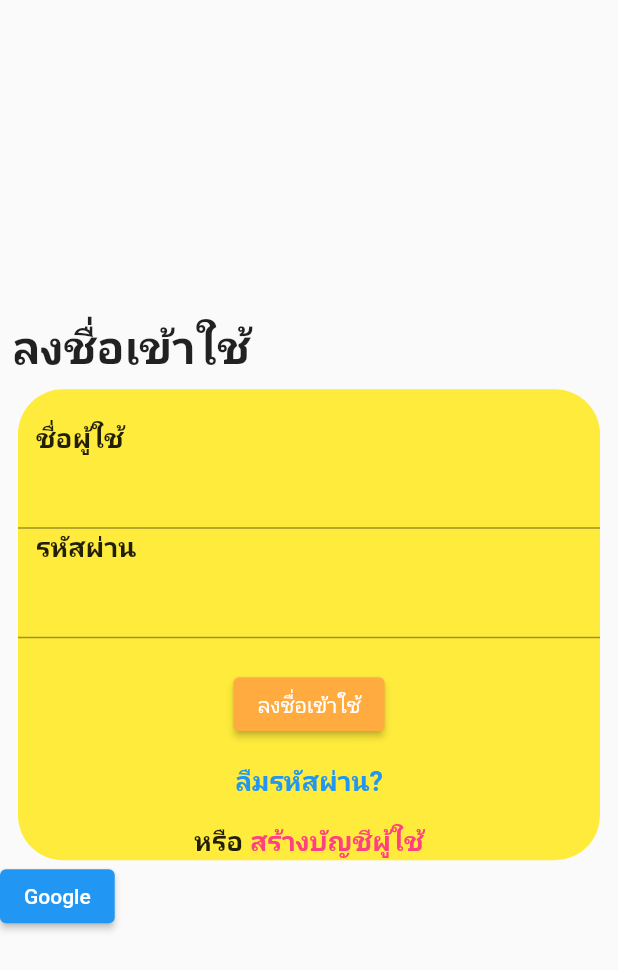
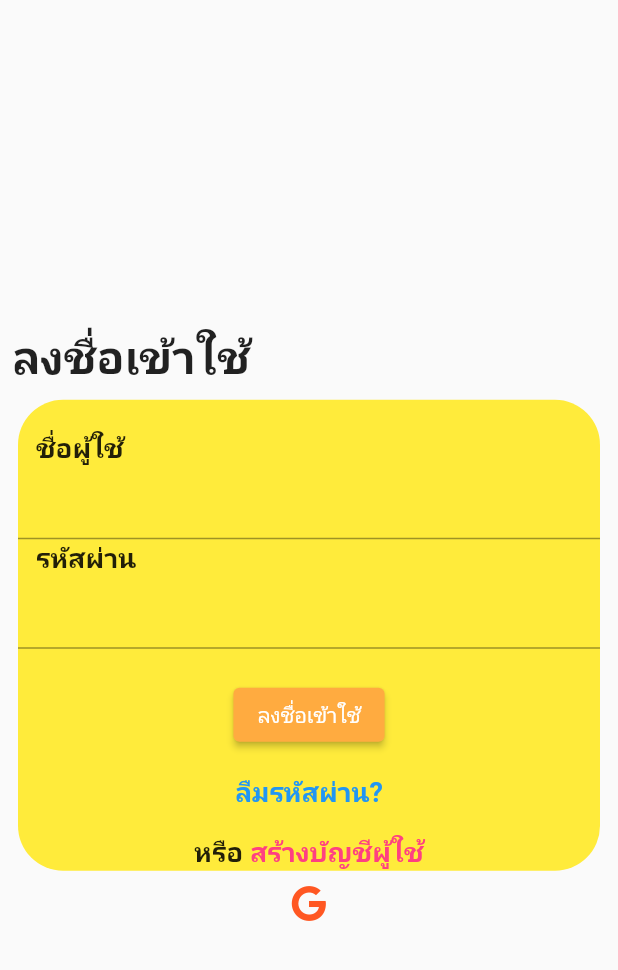
Before and after one commit to AINutritionProject/KinDeeUDee, a Flutter app: the LoginPage screen opened directly, on a phone screen of 412 x 824 dp. Shown: the top 970 px of the screen. Run offline on Flutter 3.47's test engine with Material 2 defaults, Android fonts, the phone set to English and light mode, and no system bars; our stand-ins replace firebase_auth, firebase_core, font_awesome_flutter, google_sign_in; accounts and stored records are empty.

Commit message:
decorate google sign-in button

```diff
--- a/lib/pages/login.dart
+++ b/lib/pages/login.dart
@@ -2,6 +2,7 @@ import 'package:appfood2/auth.dart';
 import 'package:flutter/material.dart';
 import 'package:appfood2/pages/register.dart';
 import 'package:google_sign_in/google_sign_in.dart';
+import 'package:font_awesome_flutter/font_awesome_flutter.dart';
 
 class LogInForm extends StatefulWidget {
   const LogInForm({super.key});
@@ -151,15 +152,20 @@ class _LoginPageState extends State<LoginPage> {
               child: const LogInForm(),
             ),
           ),
-          Row(
-            children: [
-              ElevatedButton(
-                onPressed: () async {
-                  await Auth().signInWithGoogle(_googleSignIn);
-                },
-                child: const Text("Google"),
-              )
-            ],
+          Container(
+            margin: EdgeInsets.only(top: 10),
+            child: Row(
+              mainAxisAlignment: MainAxisAlignment.center,
+              children: [
+                GestureDetector(
+                  onTap: () async {
+                    await Auth().signInWithGoogle(_googleSignIn);
+                  },
+                  child: const FaIcon(FontAwesomeIcons.google,
+                      color: Colors.deepOrange),
+                )
+              ],
+            ),
           )
         ],
       ),
```
